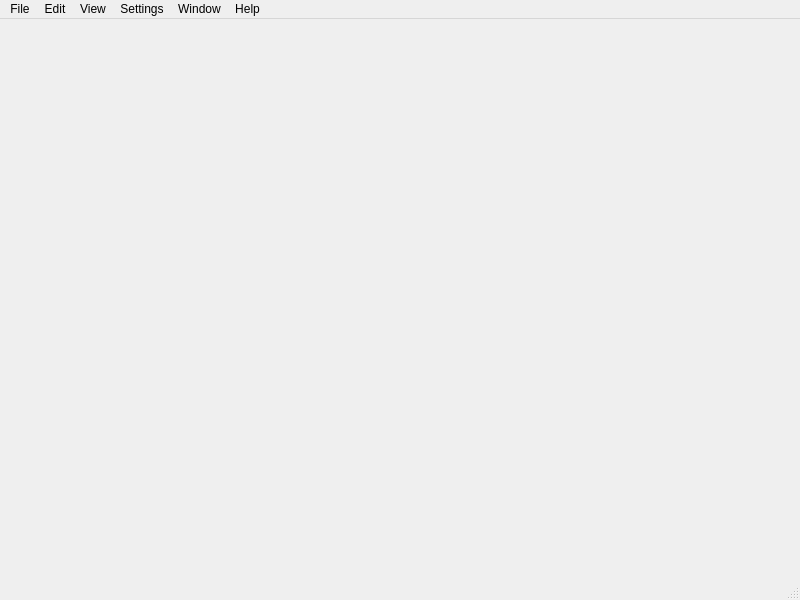
Above: PyQt Application/interface.ui from Tajakka27/nose_tracking_keyboard before the change. Below: the same form after it.
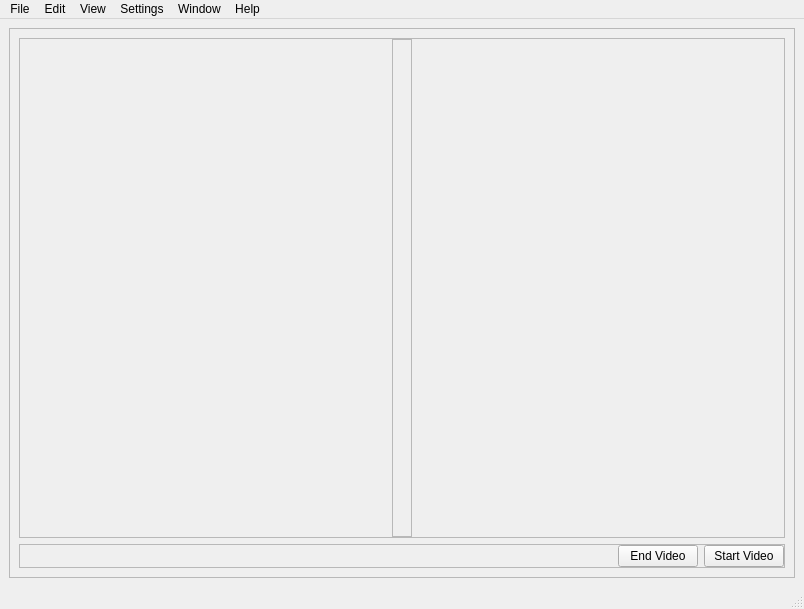
That is the form after the change.

The edit to the form file:
```diff
--- a/PyQt Application/interface.ui
+++ b/PyQt Application/interface.ui
@@ -6,21 +6,154 @@
    <rect>
     <x>0</x>
     <y>0</y>
-    <width>800</width>
-    <height>600</height>
+    <width>804</width>
+    <height>609</height>
    </rect>
   </property>
   <property name="windowTitle">
    <string>Nose-Teeth Keyboard</string>
   </property>
-  <widget class="QWidget" name="centralwidget"/>
+  <widget class="QWidget" name="centralwidget">
+   <layout class="QVBoxLayout" name="verticalLayout">
+    <item>
+     <widget class="QFrame" name="mainFrame">
+      <property name="frameShape">
+       <enum>QFrame::StyledPanel</enum>
+      </property>
+      <property name="frameShadow">
+       <enum>QFrame::Raised</enum>
+      </property>
+      <layout class="QVBoxLayout" name="verticalLayout_2">
+       <item>
+        <widget class="QFrame" name="videoFrame">
+         <property name="sizePolicy">
+          <sizepolicy hsizetype="Preferred" vsizetype="MinimumExpanding">
+           <horstretch>0</horstretch>
+           <verstretch>0</verstretch>
+          </sizepolicy>
+         </property>
+         <property name="frameShape">
+          <enum>QFrame::StyledPanel</enum>
+         </property>
+         <property name="frameShadow">
+          <enum>QFrame::Raised</enum>
+         </property>
+         <layout class="QHBoxLayout" name="horizontalLayout_2">
+          <property name="leftMargin">
+           <number>0</number>
+          </property>
+          <property name="topMargin">
+           <number>0</number>
+          </property>
+          <property name="rightMargin">
+           <number>0</number>
+          </property>
+          <property name="bottomMargin">
+           <number>0</number>
+          </property>
+          <item>
+           <spacer name="horizontalSpacer_2">
+            <property name="orientation">
+             <enum>Qt::Horizontal</enum>
+            </property>
+            <property name="sizeHint" stdset="0">
+             <size>
+              <width>40</width>
+              <height>20</height>
+             </size>
+            </property>
+           </spacer>
+          </item>
+          <item>
+           <widget class="QFrame" name="frame">
+            <property name="frameShape">
+             <enum>QFrame::StyledPanel</enum>
+            </property>
+            <property name="frameShadow">
+             <enum>QFrame::Raised</enum>
+            </property>
+            <layout class="QVBoxLayout" name="verticalLayout_3"/>
+           </widget>
+          </item>
+          <item>
+           <spacer name="horizontalSpacer_3">
+            <property name="orientation">
+             <enum>Qt::Horizontal</enum>
+            </property>
+            <property name="sizeHint" stdset="0">
+             <size>
+              <width>40</width>
+              <height>20</height>
+             </size>
+            </property>
+           </spacer>
+          </item>
+         </layout>
+        </widget>
+       </item>
+       <item>
+        <widget class="QFrame" name="bottomFrame">
+         <property name="frameShape">
+          <enum>QFrame::StyledPanel</enum>
+         </property>
+         <property name="frameShadow">
+          <enum>QFrame::Raised</enum>
+         </property>
+         <layout class="QHBoxLayout" name="horizontalLayout">
+          <property name="leftMargin">
+           <number>0</number>
+          </property>
+          <property name="topMargin">
+           <number>0</number>
+          </property>
+          <property name="rightMargin">
+           <number>0</number>
+          </property>
+          <property name="bottomMargin">
+           <number>0</number>
+          </property>
+          <item>
+           <spacer name="horizontalSpacer">
+            <property name="orientation">
+             <enum>Qt::Horizontal</enum>
+            </property>
+            <property name="sizeHint" stdset="0">
+             <size>
+              <width>589</width>
+              <height>20</height>
+             </size>
+            </property>
+           </spacer>
+          </item>
+          <item>
+           <widget class="QPushButton" name="endVideoButton">
+            <property name="text">
+             <string>End Video</string>
+            </property>
+           </widget>
+          </item>
+          <item>
+           <widget class="QPushButton" name="startVideoButton">
+            <property name="text">
+             <string>Start Video</string>
+            </property>
+           </widget>
+          </item>
+         </layout>
+        </widget>
+       </item>
+      </layout>
+     </widget>
+    </item>
+   </layout>
+  </widget>
   <widget class="QMenuBar" name="menubar">
    <property name="geometry">
     <rect>
      <x>0</x>
      <y>0</y>
-     <width>800</width>
-     <height>26</height>
+     <width>804</width>
+     <height>21</height>
     </rect>
    </property>
    <widget class="QMenu" name="menuFile">
```
